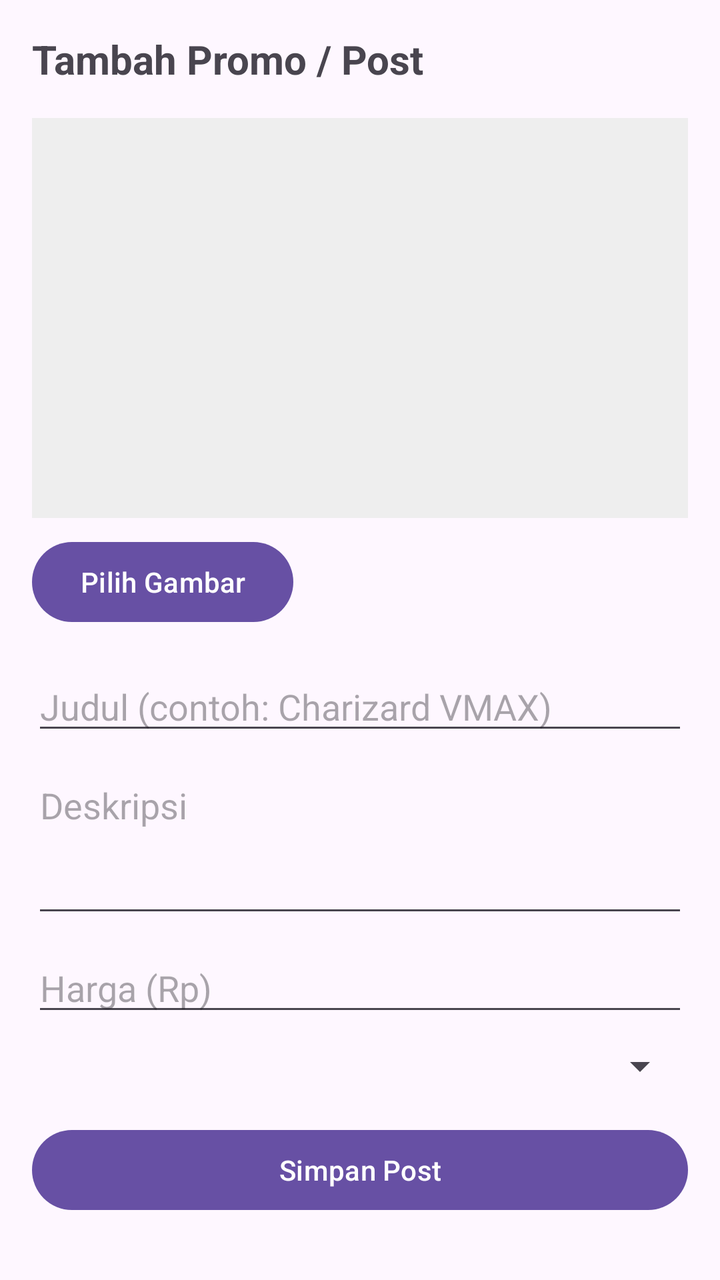
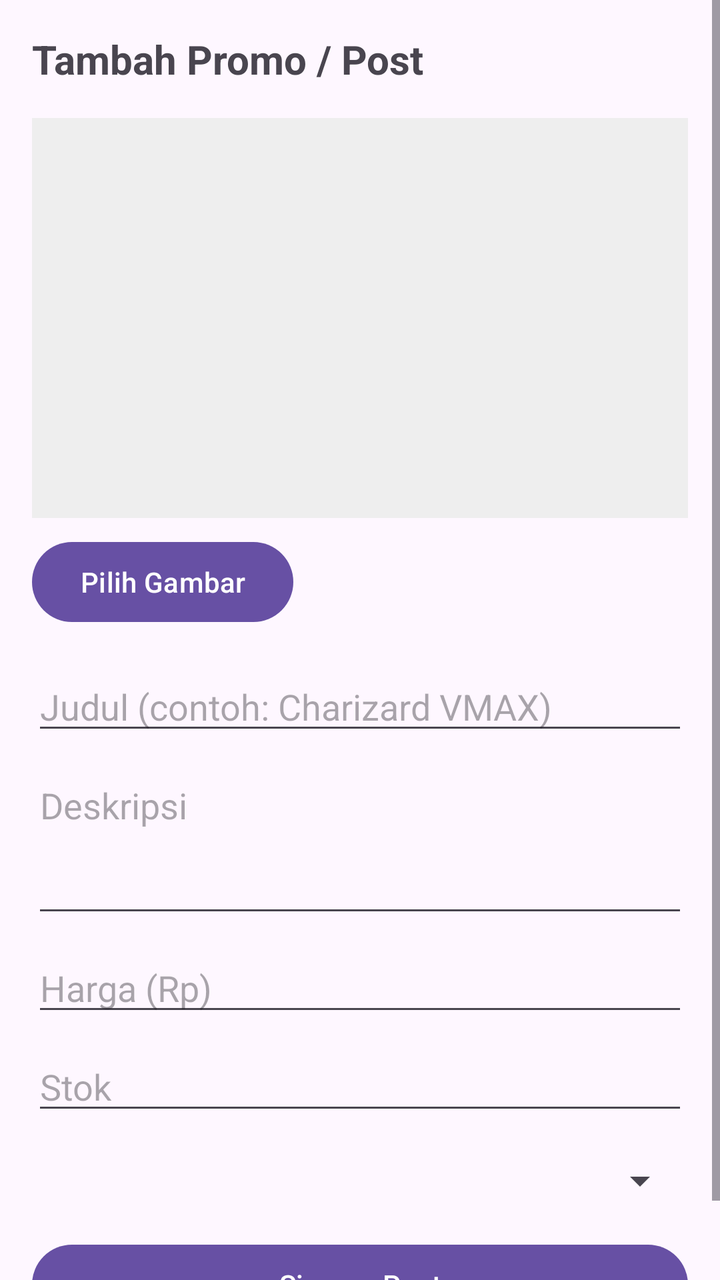

An Android layout rendered at two revisions. The XML below is the earlier revision; the diff shows what the commit changed to produce the second picture.
<!-- AndroidManifest.xml: application theme Theme.Proyek_MDP -->
<!-- res/layout/fragment_upload_post.xml -->
<?xml version="1.0" encoding="utf-8"?>
<ScrollView xmlns:android="http://schemas.android.com/apk/res/android"
    android:layout_width="match_parent"
    android:layout_height="match_parent">

    <LinearLayout
        android:layout_width="match_parent"
        android:layout_height="wrap_content"
        android:orientation="vertical"
        android:padding="16dp">

        <TextView
            android:layout_width="wrap_content"
            android:layout_height="wrap_content"
            android:text="Tambah Promo / Post"
            android:textSize="20sp"
            android:textStyle="bold"
            android:layout_marginBottom="16dp"/>

        <ImageView
            android:id="@+id/ivPreview"
            android:layout_width="match_parent"
            android:layout_height="200dp"
            android:scaleType="centerCrop"
            android:background="#EEEEEE"
            android:contentDescription="Preview gambar"
            android:layout_marginBottom="8dp"/>

        <Button
            android:id="@+id/btnPickImage"
            android:layout_width="wrap_content"
            android:layout_height="wrap_content"
            android:text="Pilih Gambar"
            android:layout_marginBottom="16dp"/>

        <EditText
            android:id="@+id/etTitle"
            android:layout_width="match_parent"
            android:layout_height="wrap_content"
            android:hint="Judul (contoh: Charizard VMAX)"
            android:layout_marginBottom="8dp"/>

        <EditText
            android:id="@+id/etDescription"
            android:layout_width="match_parent"
            android:layout_height="wrap_content"
            android:hint="Deskripsi"
            android:minLines="3"
            android:gravity="top"
            android:layout_marginBottom="8dp"/>

        <EditText
            android:id="@+id/etPrice"
            android:layout_width="match_parent"
            android:layout_height="wrap_content"
            android:hint="Harga (Rp)"
            android:inputType="numberDecimal"
            android:layout_marginBottom="8dp"/>

        <Spinner
            android:id="@+id/spinnerCategory"
            android:layout_width="match_parent"
            android:layout_height="wrap_content"
            android:layout_marginBottom="16dp"/>

        <Button
            android:id="@+id/btnSave"
            android:layout_width="match_parent"
            android:layout_height="wrap_content"
            android:text="Simpan Post"/>

    </LinearLayout>
</ScrollView>
<!-- resources referenced by this layout -->
<resources>
  <style name="Theme.Proyek_MDP" parent="Base.Theme.Proyek_MDP" />
  <style name="Base.Theme.Proyek_MDP" parent="Theme.Material3.DayNight.NoActionBar">
          
          
      </style>
</resources>

<!-- the commit's change to res/layout/fragment_upload_post.xml (unified diff, before → after) -->
@@ -57,6 +57,14 @@
             android:inputType="numberDecimal"
             android:layout_marginBottom="8dp"/>
 
+        <EditText
+            android:id="@+id/etStock"
+            android:layout_width="match_parent"
+            android:layout_height="wrap_content"
+            android:hint="Stok"
+            android:inputType="number"
+            android:layout_marginBottom="16dp"/>
+
         <Spinner
             android:id="@+id/spinnerCategory"
             android:layout_width="match_parent"
